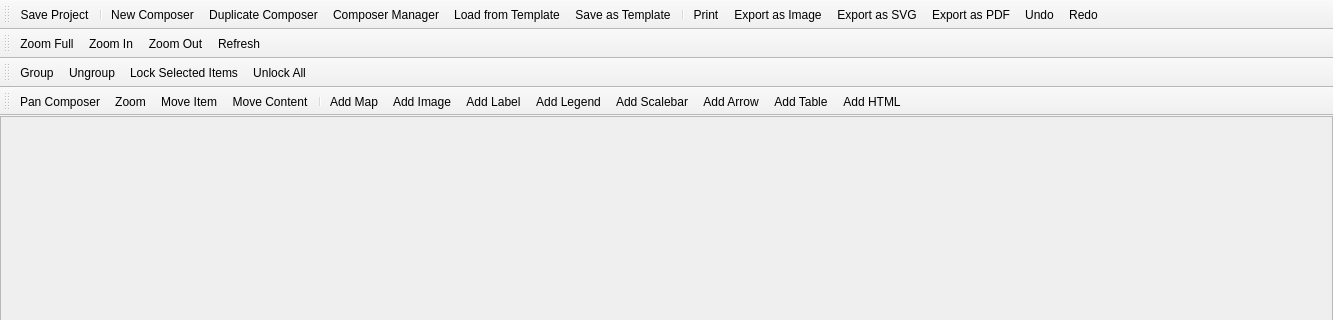
qgis/QGIS, file src/ui/qgscomposerbase.ui: the form before one commit; both pictures show x 0 to 1333 and y 0 to 320 of the 1333 by 609 pixel window.
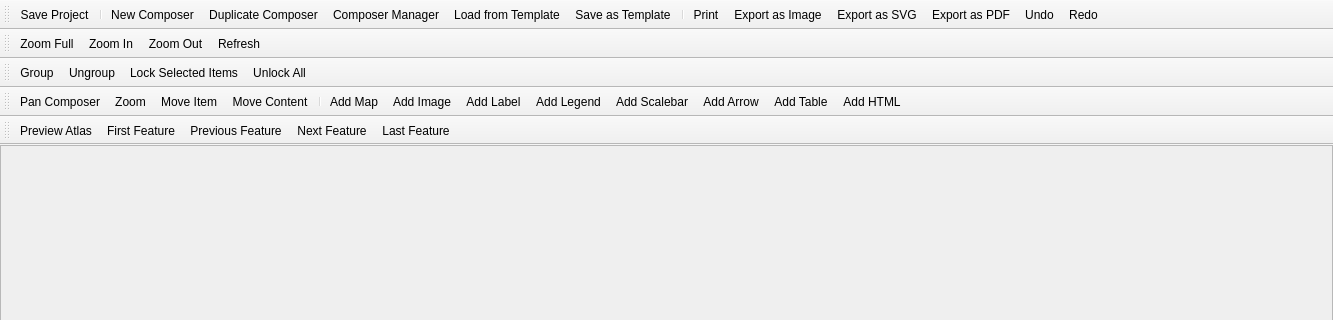
The form after the commit. Icons and pictures are not drawn.

Commit message: [FEATURE] Add atlas preview toggle. Allows for navigating through atlas features and previewing the composition for each feature. Atlas maps can have their extent temporarily tweaked for each atlas feature.

Patch:
```diff
--- a/src/ui/qgscomposerbase.ui
+++ b/src/ui/qgscomposerbase.ui
@@ -119,6 +119,22 @@
    <addaction name="mActionAddTable"/>
    <addaction name="mActionAddHtml"/>
   </widget>
+  <widget class="QToolBar" name="mAtlasToolbar">
+   <property name="windowTitle">
+    <string>Atlas</string>
+   </property>
+   <attribute name="toolBarArea">
+    <enum>TopToolBarArea</enum>
+   </attribute>
+   <attribute name="toolBarBreak">
+    <bool>true</bool>
+   </attribute>
+   <addaction name="mActionAtlasPreview"/>
+   <addaction name="mActionAtlasFirst"/>
+   <addaction name="mActionAtlasPrev"/>
+   <addaction name="mActionAtlasNext"/>
+   <addaction name="mActionAtlasLast"/>
+  </widget>
   <action name="mActionPrint">
    <property name="checkable">
     <bool>false</bool>
@@ -792,7 +808,52 @@
    <property name="menuRole">
     <enum>QAction::PreferencesRole</enum>
    </property>
-  </action>      
+  </action>
+  <action name="mActionAtlasFirst">
+   <property name="icon">
+    <iconset resource="../../images/images.qrc">
+     <normaloff>:/images/themes/default/mActionArrowUp.png</normaloff>:/images/themes/default/mActionArrowUp.png</iconset>
+   </property>
+   <property name="text">
+    <string>First Feature</string>
+   </property>
+  </action>
+  <action name="mActionAtlasPrev">
+   <property name="icon">
+    <iconset resource="../../images/images.qrc">
+     <normaloff>:/images/themes/default/mActionArrowLeft.png</normaloff>:/images/themes/default/mActionArrowLeft.png</iconset>
+   </property>
+   <property name="text">
+    <string>Previous Feature</string>
+   </property>
+  </action>
+  <action name="mActionAtlasNext">
+   <property name="icon">
+    <iconset resource="../../images/images.qrc">
+     <normaloff>:/images/themes/default/mActionArrowRight.png</normaloff>:/images/themes/default/mActionArrowRight.png</iconset>
+   </property>
+   <property name="text">
+    <string>Next Feature</string>
+   </property>
+  </action>
+  <action name="mActionAtlasLast">
+   <property name="icon">
+    <iconset resource="../../images/images.qrc">
+     <normaloff>:/images/themes/default/mActionArrowDown.png</normaloff>:/images/themes/default/mActionArrowDown.png</iconset>
+   </property>
+   <property name="text">
+    <string>Last Feature</string>
+   </property>
+  </action>
+  <action name="mActionAtlasPreview">
+   <property name="icon">
+    <iconset resource="../../images/images.qrc">
+     <normaloff>:/images/themes/default/mIconWmsLayer.png</normaloff>:/images/themes/default/mIconWmsLayer.png</iconset>
+   </property>
+   <property name="text">
+    <string>Preview Atlas</string>
+   </property>
+  </action>
  </widget>
  <resources>
   <include location="../../images/images.qrc"/>
```
Left out of the diff: 13 changed lines with no effect on the pictures. The commit also changes 11 other files.
